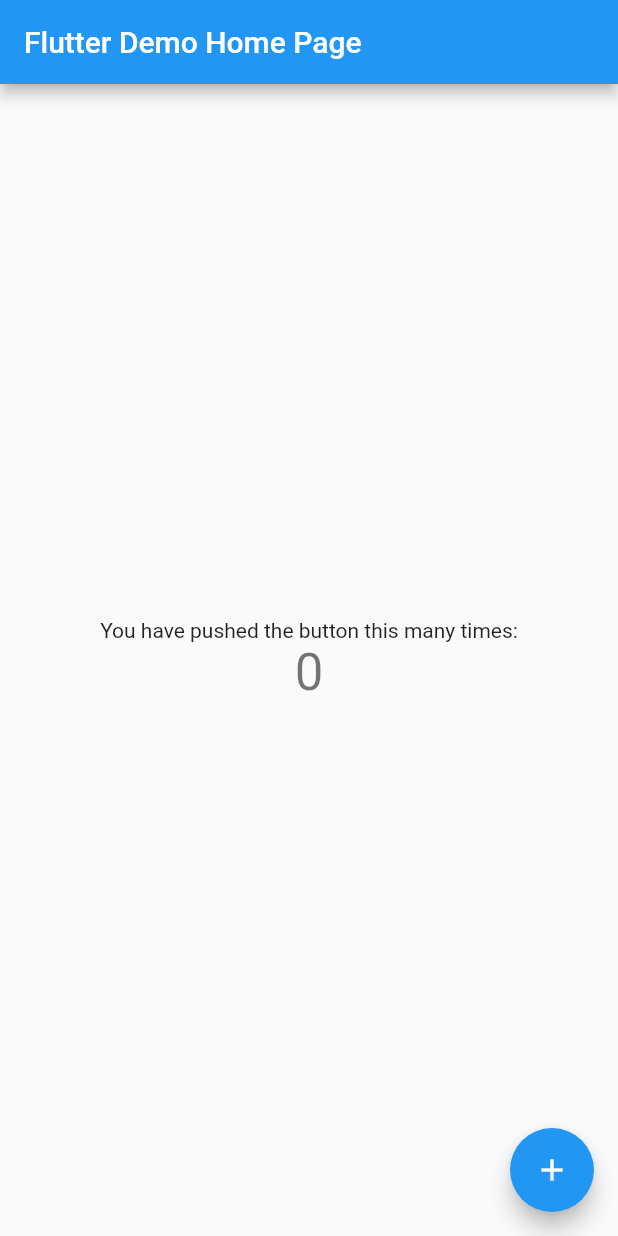
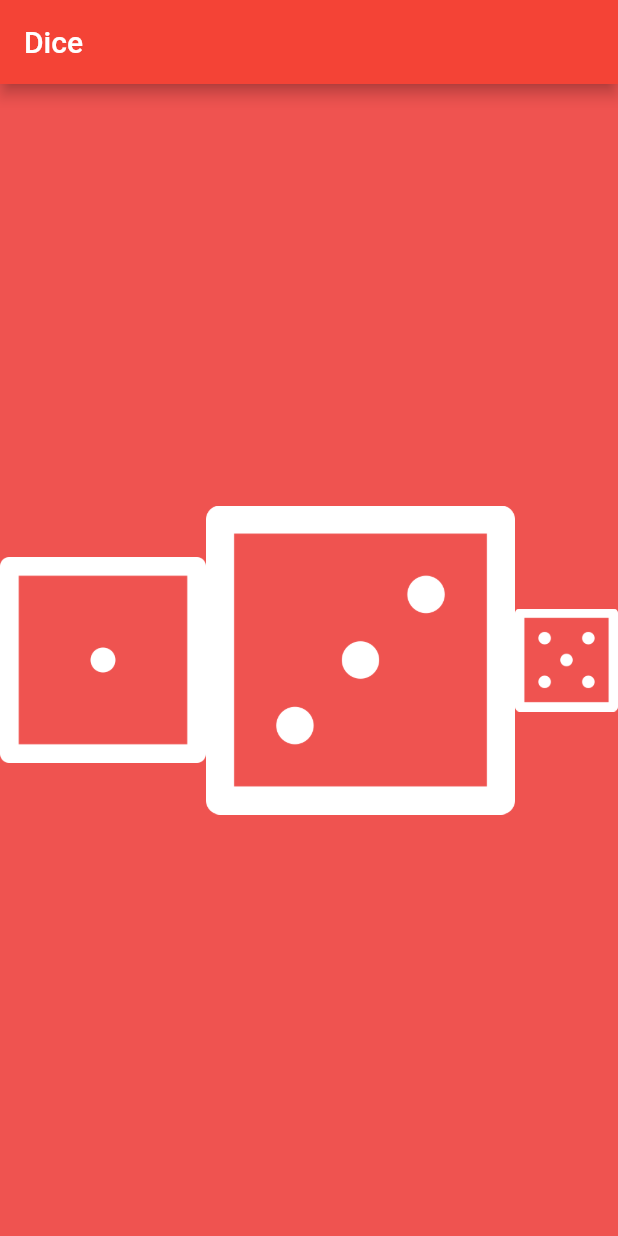
Before and after one commit to KrashisA/DiceApp, a Flutter app: the screen it shows after launch, on a phone screen of 412 x 824 dp. Run offline on Flutter 3.47's test engine with Material 2 defaults, Android fonts, the phone set to English and light mode, and no system bars.

Commit message:
Adding the Images of Dice

```diff
--- /dev/null
+++ b/lib/home_page.dart
@@ -0,0 +1,45 @@
+import 'package:flutter/material.dart';
+
+class HomePage extends StatelessWidget {
+  const HomePage({Key? key}) : super(key: key);
+
+  @override
+  Widget build(BuildContext context) {
+    return Scaffold(
+      backgroundColor: Colors.red.shade400,
+      appBar: AppBar(
+        title: Text('Dice'),
+        backgroundColor: Colors.red.shade500,
+      ),
+      body: Container(
+        child: Column(
+          mainAxisAlignment: MainAxisAlignment.center,
+          children: [
+            Row(
+              mainAxisAlignment: MainAxisAlignment.center,
+              children: [
+                Expanded(
+                  child: Image.asset(
+                    'images/dice1.png',
+                  ),
+                  flex: 2,
+                ),
+                Expanded(
+                  child: Image.asset(
+                    'images/dice3.png',
+                  ),
+                  flex: 3,
+                ),
+                Expanded(
+                  child: Image.asset(
+                    'images/dice5.png',
+                  ),
+                ),
+              ],
+            ),
+          ],
+        ),
+      ),
+    );
+  }
+}
--- a/lib/main.dart
+++ b/lib/main.dart
@@ -1,4 +1,5 @@
 import 'package:flutter/material.dart';
+import 'home_page.dart';
 
 void main() {
   runApp(const MyApp());
@@ -7,109 +8,11 @@ void main() {
 class MyApp extends StatelessWidget {
   const MyApp({Key? key}) : super(key: key);
 
-  // This widget is the root of your application.
   @override
   Widget build(BuildContext context) {
     return MaterialApp(
-      title: 'Flutter Demo',
-      theme: ThemeData(
-        // This is the theme of your application.
-        //
-        // Try running your application with "flutter run". You'll see the
-        // application has a blue toolbar. Then, without quitting the app, try
-        // changing the primarySwatch below to Colors.green and then invoke
-        // "hot reload" (press "r" in the console where you ran "flutter run",
-        // or simply save your changes to "hot reload" in a Flutter IDE).
-        // Notice that the counter didn't reset back to zero; the application
-        // is not restarted.
-        primarySwatch: Colors.blue,
-      ),
-      home: const MyHomePage(title: 'Flutter Demo Home Page'),
+      debugShowCheckedModeBanner: false,
+      home: HomePage(),
     );
   }
 }
-
-class MyHomePage extends StatefulWidget {
-  const MyHomePage({Key? key, required this.title}) : super(key: key);
-
-  // This widget is the home page of your application. It is stateful, meaning
-  // that it has a State object (defined below) that contains fields that affect
-  // how it looks.
-
-  // This class is the configuration for the state. It holds the values (in this
-  // case the title) provided by the parent (in this case the App widget) and
-  // used by the build method of the State. Fields in a Widget subclass are
-  // always marked "final".
-
-  final String title;
-
-  @override
-  State<MyHomePage> createState() => _MyHomePageState();
-}
-
-class _MyHomePageState extends State<MyHomePage> {
-  int _counter = 0;
-
-  void _incrementCounter() {
-    setState(() {
-      // This call to setState tells the Flutter framework that something has
-      // changed in this State, which causes it to rerun the build method below
-      // so that the display can reflect the updated values. If we changed
-      // _counter without calling setState(), then the build method would not be
-      // called again, and so nothing would appear to happen.
-      _counter++;
-    });
-  }
-
-  @override
-  Widget build(BuildContext context) {
-    // This method is rerun every time setState is called, for instance as done
-    // by the _incrementCounter method above.
-    //
-    // The Flutter framework has been optimized to make rerunning build methods
-    // fast, so that you can just rebuild anything that needs updating rather
-    // than having to individually change instances of widgets.
-    return Scaffold(
-      appBar: AppBar(
-        // Here we take the value from the MyHomePage object that was created by
-        // the App.build method, and use it to set our appbar title.
-        title: Text(widget.title),
-      ),
-      body: Center(
-        // Center is a layout widget. It takes a single child and positions it
-        // in the middle of the parent.
-        child: Column(
-          // Column is also a layout widget. It takes a list of children and
-          // arranges them vertically. By default, it sizes itself to fit its
-          // children horizontally, and tries to be as tall as its parent.
-          //
-          // Invoke "debug painting" (press "p" in the console, choose the
-          // "Toggle Debug Paint" action from the Flutter Inspector in Android
-          // Studio, or the "Toggle Debug Paint" command in Visual Studio Code)
-          // to see the wireframe for each widget.
-          //
-          // Column has various properties to control how it sizes itself and
-          // how it positions its children. Here we use mainAxisAlignment to
-          // center the children vertically; the main axis here is the vertical
-          // axis because Columns are vertical (the cross axis would be
-          // horizontal).
-          mainAxisAlignment: MainAxisAlignment.center,
-          children: <Widget>[
-            const Text(
-              'You have pushed the button this many times:',
-            ),
-            Text(
-              '$_counter',
-              style: Theme.of(context).textTheme.headline4,
-            ),
-          ],
-        ),
-      ),
-      floatingActionButton: FloatingActionButton(
-        onPressed: _incrementCounter,
-        tooltip: 'Increment',
-        child: const Icon(Icons.add),
-      ), // This trailing comma makes auto-formatting nicer for build methods.
-    );
-  }
-}
--- a/pubspec.yaml
+++ b/pubspec.yaml
@@ -58,6 +58,8 @@ flutter:
   uses-material-design: true
 
   # To add assets to your application, add an assets section, like this:
+  assets:
+    - images/
   # assets:
   #   - images/a_dot_burr.jpeg
   #   - images/a_dot_ham.jpeg
```
